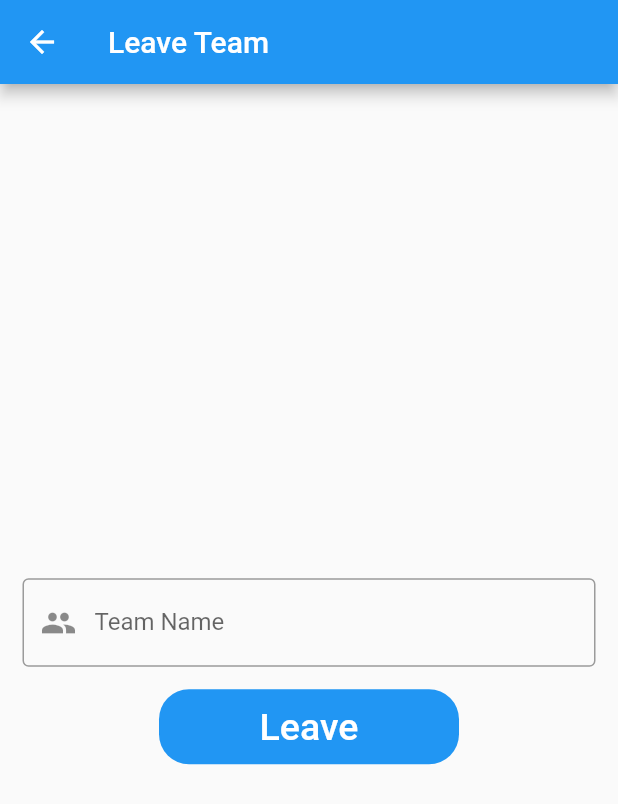
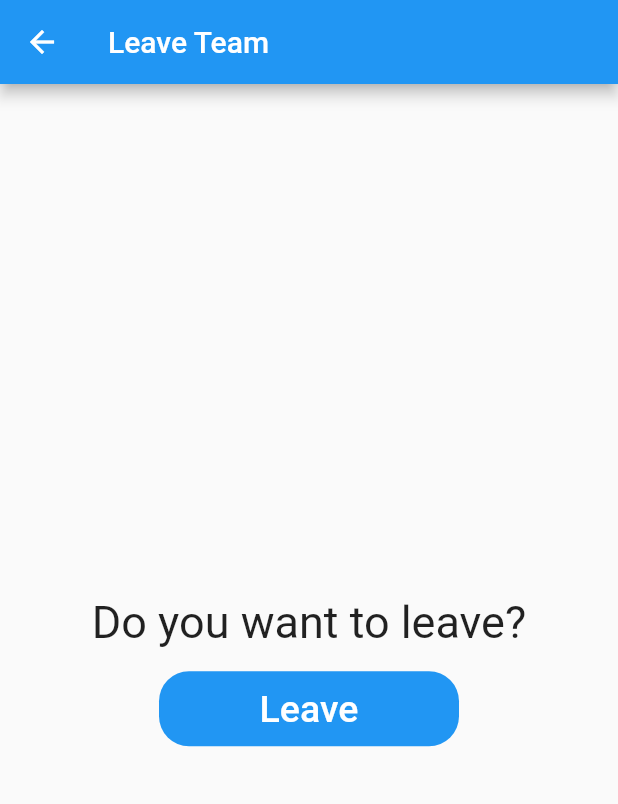
Before and after one commit to djrcawley/PB_Scanner_App, a Flutter app: the LeavePage screen opened directly with empty values, after a tap on "Leave", on a phone screen of 412 x 824 dp. Shown: the top 804 px of the screen. Run offline on Flutter 3.47's test engine with Material 2 defaults, Android fonts, the phone set to English and light mode, and no system bars; our stand-ins replace camera, flutter_secure_storage, flutter_speed_dial, loading_animation_widget, percent_indicator; missing offline and left inert: qr_code_scanner, simple_autocomplete_formfield; accounts and stored records are empty; network calls fail.

```diff
--- a/lib/leaderboard.dart
+++ b/lib/leaderboard.dart
@@ -157,6 +157,7 @@ class Leaderboard2 extends StatefulWidget {
 
 class _Leaderboard2 extends State<Leaderboard2> {
   List<dynamic> jsonMap = [];
+  String teamName = '';
   @override
   void initState() {
     super.initState();
@@ -167,6 +168,12 @@ class _Leaderboard2 extends State<Leaderboard2> {
     String url = "https://sdp23.cse.uconn.edu/team-leaderboard";
     var response = await http.get(Uri.parse(url));
     jsonMap = jsonDecode(response.body);
+    for (var team in jsonMap) {
+      if (team['Members'].contains(widget.username)) {
+        teamName = team['Team_Names'];
+        break;
+      }
+    }
     setState(() {});
     return true;
   }
@@ -190,6 +197,7 @@ class _Leaderboard2 extends State<Leaderboard2> {
                   MaterialPageRoute(
                       builder: (context) => LeavePage(
                             username: widget.username,
+                            team: teamName,
                           ))).then((value) {
                 setState(() {
                   // refresh state of Page1
@@ -398,6 +406,7 @@ class _JoinPage extends State<JoinPage> {
 
   @override
   Widget build(BuildContext context) {
+    buildTeamNames();
     return Scaffold(
         appBar: AppBar(
           title: const Text('Join Team'),
@@ -413,7 +422,8 @@ class _JoinPage extends State<JoinPage> {
                                 left: 15, right: 15, top: 15),
                             //how to add autocomplete to TextFormField?
 
-                            child: SimpleAutocompleteFormField<String>(
+                            child:
+                                 SimpleAutocompleteFormField<String>(
                                   controller: teamController,
                                   decoration: const InputDecoration(
                                       border: OutlineInputBorder(),
@@ -440,7 +450,8 @@ class _JoinPage extends State<JoinPage> {
                                     }
                                     return 'The team does not exist.';
                                   },
-                            )),
+                                ),
+                                ),
                         Padding(
                             padding: const EdgeInsets.only(top: 15),
                             child: Container(
@@ -575,7 +586,8 @@ class _TeamPage extends State<TeamPage> {
 
 class LeavePage extends StatefulWidget {
   final String username;
-  const LeavePage({super.key, required this.username});
+  final String team;
+  const LeavePage({super.key, required this.username, required this.team});
 
   @override
   State<LeavePage> createState() {
@@ -585,7 +597,6 @@ class LeavePage extends StatefulWidget {
 
 class _LeavePage extends State<LeavePage> {
   final _formKey = GlobalKey<FormState>();
-  final teamController = TextEditingController();
   bool inTeam = false;
   bool nonExistantTeam = false;
 
@@ -604,24 +615,8 @@ class _LeavePage extends State<LeavePage> {
                         Padding(
                             padding: const EdgeInsets.only(
                                 left: 15, right: 15, top: 15),
-                            child: TextFormField(
-                              controller: teamController,
-                              decoration: const InputDecoration(
-                                  border: OutlineInputBorder(),
-                                  prefixIcon: Icon(Icons.group),
-                                  labelText: 'Team Name',
-                                  hintText: 'Enter the team you want to leave'),
-                              validator: (value) {
-                                if (value != '' &&
-                                    !inTeam &&
-                                    !nonExistantTeam) {
-                                  return null;
-                                } else if (inTeam == true) {
-                                  return 'Already in a team.';
-                                }
-                                return 'The team does not exist.';
-                              },
-                            )),
+                            child: Text("Do you want to leave?",
+                                style: TextStyle(fontSize: 30))),
                         Padding(
                             padding: const EdgeInsets.only(top: 15),
                             child: Container(
@@ -632,25 +627,8 @@ class _LeavePage extends State<LeavePage> {
                                   borderRadius: BorderRadius.circular(20)),
                               child: TextButton(
                                 onPressed: () async {
-                                  leaveTeam(
-                                          widget.username, teamController.text)
-                                      .then((value) => {
-                                            if (value == 'Success')
-                                              {Navigator.pop(context)}
-                                            else if (value ==
-                                                'You are already in a team.')
-                                              {
-                                                inTeam = true,
-                                                _formKey.currentState!
-                                                    .validate()
-                                              }
-                                            else
-                                              {
-                                                nonExistantTeam = true,
-                                                _formKey.currentState!
-                                                    .validate()
-                                              }
-                                          });
+                                  leaveTeam(widget.username, widget.team).then(
+                                      (value) => {Navigator.pop(context)});
                                 },
                                 child: const Text(
                                   'Leave',
```
Lines whose indentation alone changed are shown as unchanged.
